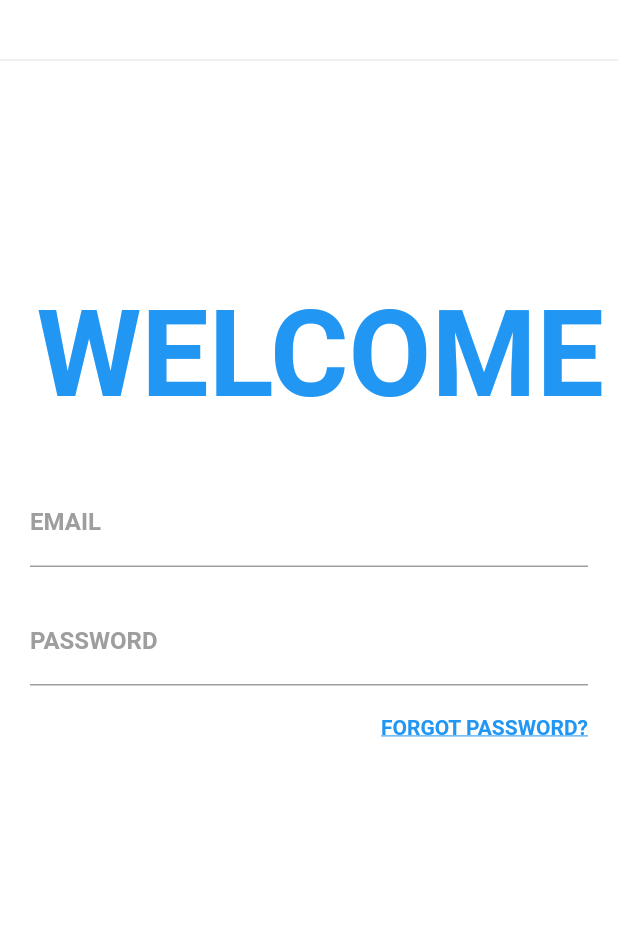
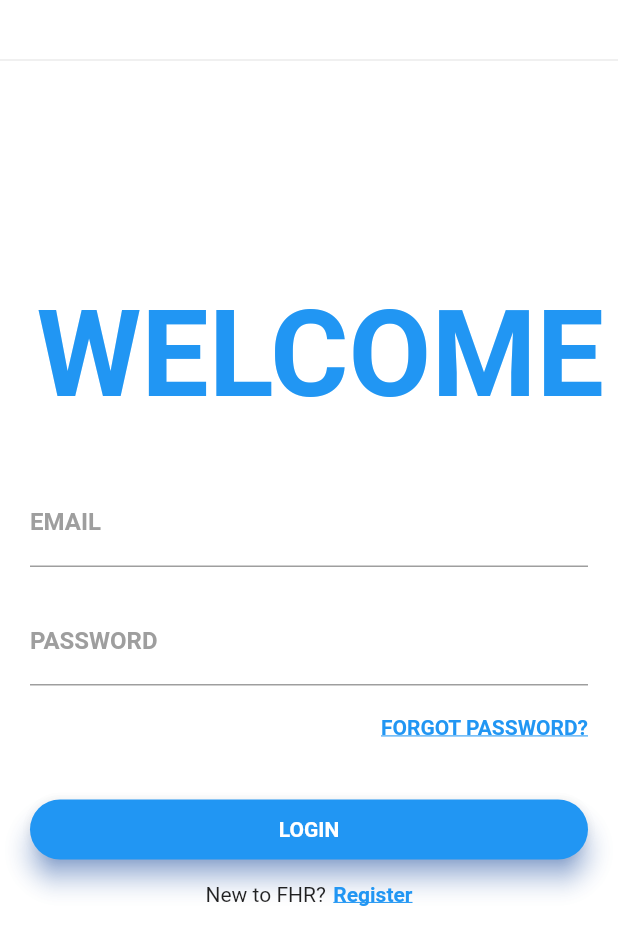
Before and after one commit to famcydaware/csc506-Assignment, a Flutter app: the screen it shows after launch, on a phone screen of 412 x 824 dp. Shown: the top 945 px of the screen. Run offline on Flutter 3.47's test engine with Material 2 defaults, Android fonts, the light colour scheme and no system bars; Roboto replaces fonts that are missing (Monserrat, Montserrat).

Commit message:
added register button

```diff
--- a/lib/main.dart
+++ b/lib/main.dart
@@ -97,10 +97,63 @@ class _MyHomePageState extends State<MyHomePage>{
                   ),
 
                 ),
+                  SizedBox(height:40.0),
+                Container(
+                  height: 40.0,
+                  child: Material(
+                    borderRadius: BorderRadius.circular(20.0),
+                    shadowColor: Colors.blueAccent,
+                    color: Colors.blue,
+                    elevation: 7.0,
+                    child: GestureDetector(
+                      onTap: (){},
+                      child: Center(
+                        child: Text(
+                          'LOGIN',
+                          style: TextStyle(
+                            color: Colors.white,
+                            fontWeight: FontWeight.bold,
+                            fontFamily: 'Monserrat'
+                          ),
+                        ),
+                      ),
+                    ),
+                  ),
+                )
+              ],
+            )
+          ),
+          SizedBox(height:15.0),
+          Row(
+            mainAxisAlignment: MainAxisAlignment.center,
+            children: <Widget>[
+              Text(
+                'New to FHR?',
+                style: TextStyle(
+                  fontFamily: 'Monserrat'
+                ),
+              ),
+              SizedBox(width:5.0),
+              InkWell(
+                onTap: () {
+                  Navigator.of(context).pushNamed('/signup');
+                }  ,
+                child: Text('Register',
+                style: TextStyle(
+                  color: Colors.blue,
+                  fontFamily: 'Montserrat',
+                  fontWeight: FontWeight.bold,
+                  decoration: TextDecoration.underline
+                ),
+                ),
+              )
+
         ]),
 
 
-            ),],
+
+
+        ],
       ),
     );
   }}
```
